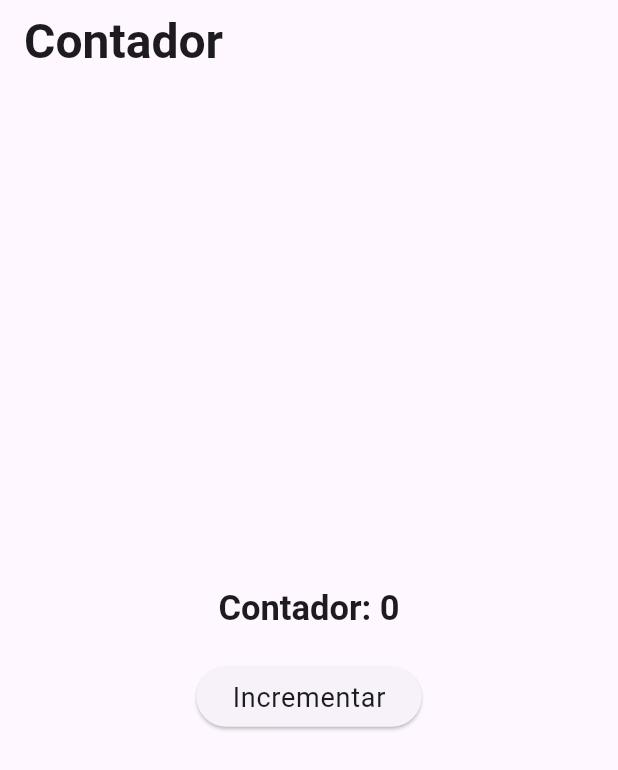
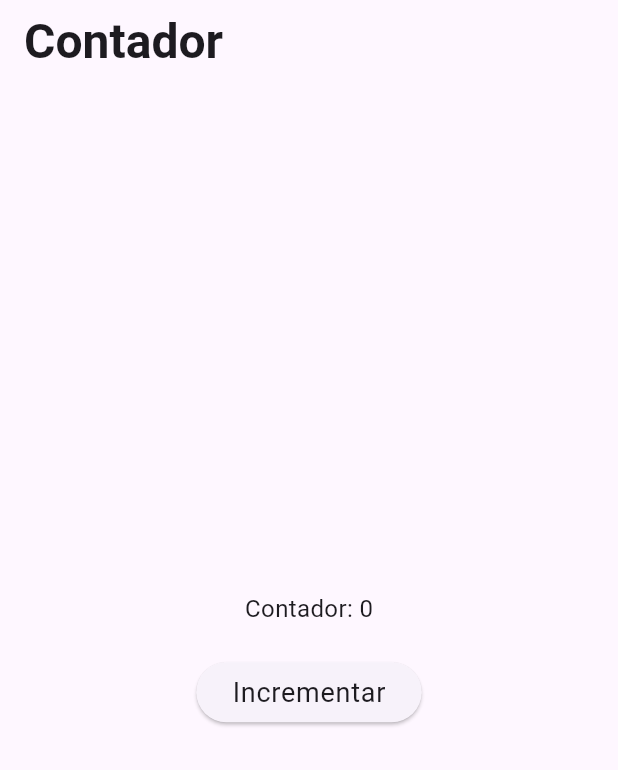
Before and after one commit to kkvjr/flutter-boilerplate, a Flutter app: the screen it shows after launch, on a phone screen of 412 x 824 dp. Shown: the top 770 px of the screen. Run offline on Flutter 3.47's test engine with Material 3 defaults, Android fonts, the phone set to English and light mode, and no system bars; our stand-ins replace go_router; Roboto replaces fonts that are missing (Arial).

Commit message:
Ajustando estrutura do contador e incluindo testes

```diff
--- a/lib/presentation/views/home_widget.dart
+++ b/lib/presentation/views/home_widget.dart
@@ -1,6 +1,5 @@
 import 'package:flutter/material.dart';
 import 'package:provider/provider.dart';
-
 import '../../core/counter_provider.dart';
 
 class HomeWidget extends StatelessWidget {
@@ -11,16 +10,23 @@ class HomeWidget extends StatelessWidget {
     final counter = Provider.of<CounterProvider>(context);
 
     return Scaffold(
-      appBar: AppBar(title:  Text("Contador",style: Theme.of(context).textTheme.titleLarge)),
+      appBar: AppBar(
+          title:
+              Text("Contador", style: Theme.of(context).textTheme.titleLarge)),
       body: Center(
         child: Column(
+          spacing: 20,
           mainAxisAlignment: MainAxisAlignment.center,
           children: [
-            Text("Contador: ${counter.count}", style: Theme.of(context).textTheme.headlineLarge),
-            const SizedBox(height: 20),
+            Consumer<CounterProvider>(
+              builder: (context, contador, child) {
+                return Text('Contador: ${contador.count}');
+              },
+            ),
             ElevatedButton(
               onPressed: counter.increment,
-              child:  Text("Incrementar",style: Theme.of(context).textTheme.bodyLarge),
+              child: Text("Incrementar",
+                  style: Theme.of(context).textTheme.bodyLarge),
             ),
           ],
         ),
```
Also changed, not shown: 1 other file.
